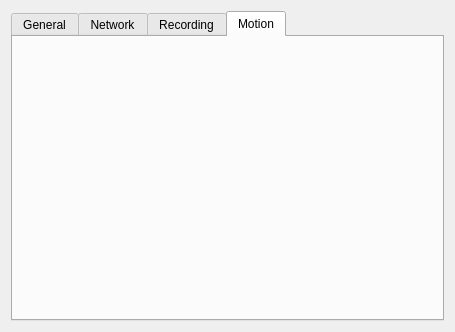
The window that client/src/ui/widgets/single_camera_settings_widget.ui (networkoptix/nx_open) describes before a commit, drawn with Qt 5.
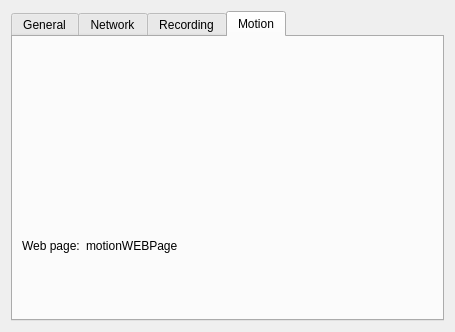
The same window after the commit. The open tabs and pages were chosen to show the change. Custom widgets are drawn as their Qt base class.

Commit message:
web page link for motion for some cameras
<==== Mercurial data ====>
Branch: master

```diff
--- a/client/src/ui/widgets/single_camera_settings_widget.ui
+++ b/client/src/ui/widgets/single_camera_settings_widget.ui
@@ -199,7 +199,48 @@
       </attribute>
       <layout class="QVBoxLayout" name="verticalLayout_7">
        <item>
-        <widget class="QWidget" name="motionWidget" native="true"/>
+        <widget class="QWidget" name="motionWidget" native="true">
+         <property name="sizePolicy">
+          <sizepolicy hsizetype="Preferred" vsizetype="Preferred">
+           <horstretch>0</horstretch>
+           <verstretch>0</verstretch>
+          </sizepolicy>
+         </property>
+        </widget>
+       </item>
+       <item>
+        <layout class="QHBoxLayout" name="webPageLayout">
+         <item>
+          <widget class="QLabel" name="motionWebPageLabel">
+           <property name="text">
+            <string>Web page:</string>
+           </property>
+           <property name="openExternalLinks">
+            <bool>false</bool>
+           </property>
+          </widget>
+         </item>
+         <item>
+          <widget class="QLabel" name="motionWEBPageLink">
+           <property name="text">
+            <string>motionWEBPage</string>
+           </property>
+          </widget>
+         </item>
+         <item>
+          <spacer name="horizontalSpacer">
+           <property name="orientation">
+            <enum>Qt::Horizontal</enum>
+           </property>
+           <property name="sizeHint" stdset="0">
+            <size>
+             <width>40</width>
+             <height>20</height>
+            </size>
+           </property>
+          </spacer>
+         </item>
+        </layout>
        </item>
       </layout>
      </widget>
```
Left out of the diff: 2 changed lines with no effect on the pictures. The commit also changes 4 other files.
